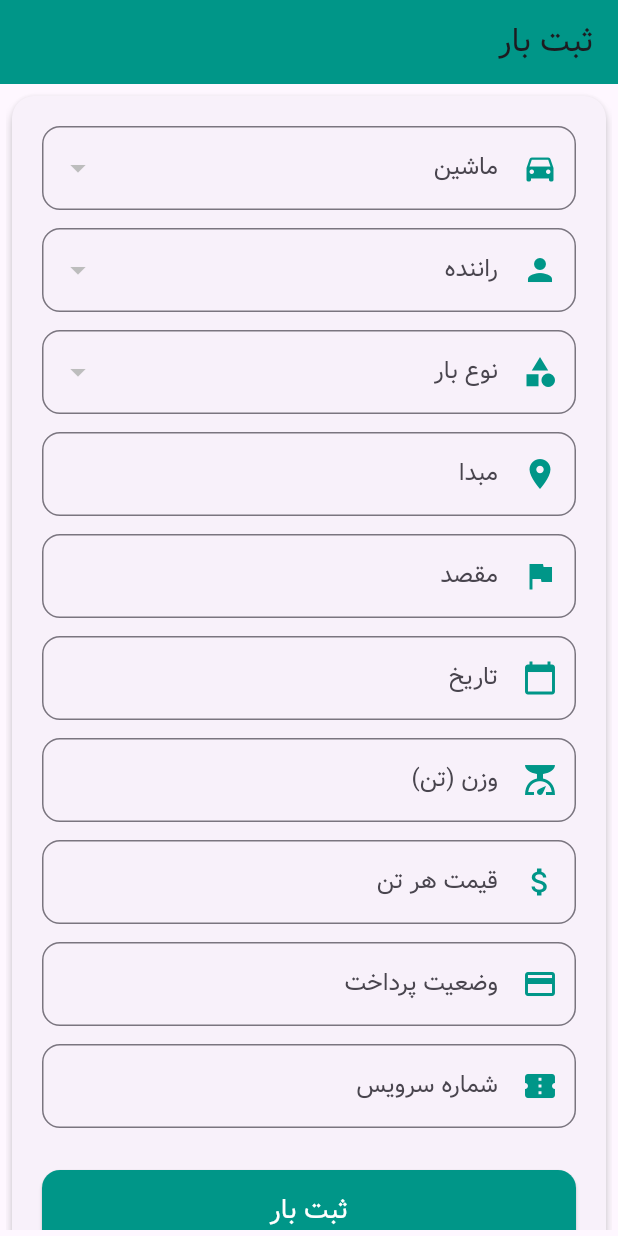
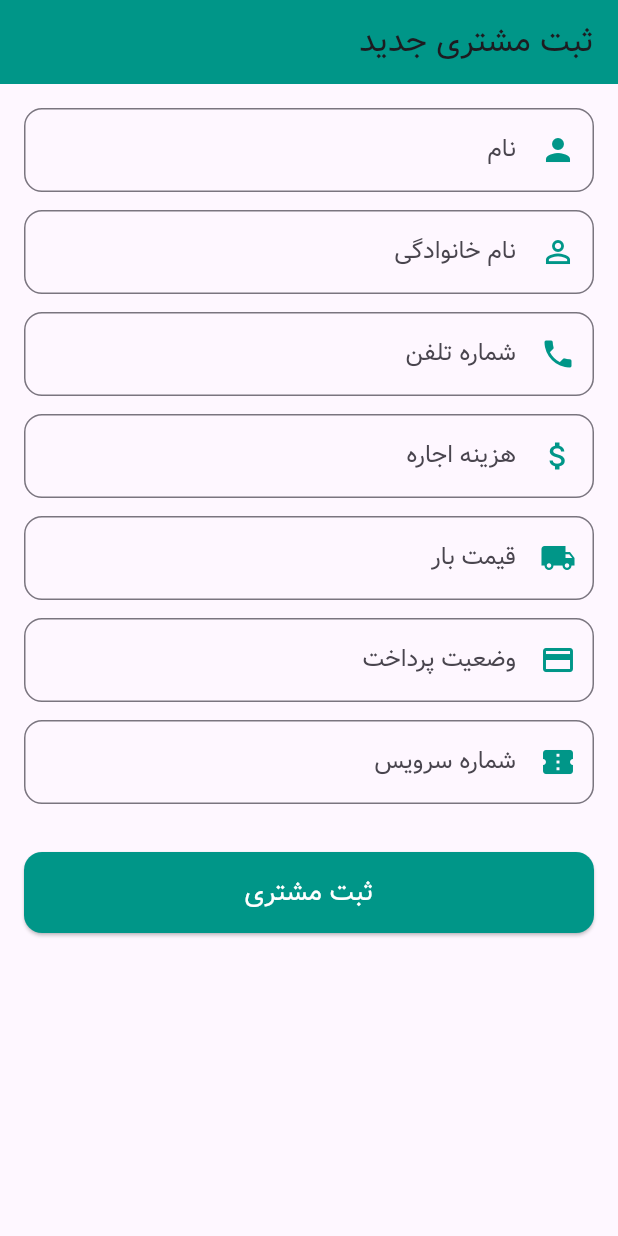
Before and after one commit to asgharkarimi/khatooni, a Flutter app: the screen it shows after launch, on a phone screen of 412 x 824 dp. Run offline on Flutter 3.47's test engine with Material 3 defaults, Android fonts, the phone set to English and light mode, and no system bars; our stand-ins replace image_picker.

Commit message:
add car customer form and codes completed

```diff
--- /dev/null
+++ b/lib/addcustomer_form.dart
@@ -0,0 +1,126 @@
+import 'dart:convert';
+import 'package:flutter/material.dart';
+import 'package:http/http.dart' as http;
+
+class AddCustomerForm extends StatefulWidget {
+  @override
+  _AddCustomerFormState createState() => _AddCustomerFormState();
+}
+
+class _AddCustomerFormState extends State<AddCustomerForm> {
+  final _formKey = GlobalKey<FormState>();
+
+  // Controllers for text fields
+  final TextEditingController _nameController = TextEditingController();
+  final TextEditingController _familyNameController = TextEditingController();
+  final TextEditingController _phoneNumberController = TextEditingController();
+  final TextEditingController _rentalCostController = TextEditingController();
+  final TextEditingController _cargoPriceController = TextEditingController();
+  final TextEditingController _paymentStatusIdController = TextEditingController();
+  final TextEditingController _serviceNumberController = TextEditingController();
+
+  Future<void> _submitForm() async {
+    if (_formKey.currentState!.validate()) {
+      // Prepare the JSON data
+      Map<String, String> requestBody = {
+        "name": _nameController.text,
+        "family_name": _familyNameController.text,
+        "phone_number": _phoneNumberController.text,
+        "rental_cost": _rentalCostController.text,
+        "cargo_price": _cargoPriceController.text,
+        "payment_status_id": _paymentStatusIdController.text,
+        "service_number": _serviceNumberController.text,
+      };
+
+      // Print the JSON data for debugging
+      print('Generated JSON: ${jsonEncode(requestBody)}');
+
+      // Send the POST request
+      var uri = Uri.parse('http://192.168.188.166/khatoonbar/customer_api.php');
+      try {
+        var response = await http.post(
+          uri,
+          headers: {'Content-Type': 'application/json'},
+          body: jsonEncode(requestBody), // Encode the data to JSON
+        );
+
+        // Handle the response
+        if (response.statusCode == 200) {
+          ScaffoldMessenger.of(context).showSnackBar(
+            SnackBar(content: Text('مشتری با موفقیت ثبت شد')),
+          );
+        } else {
+          ScaffoldMessenger.of(context).showSnackBar(
+            SnackBar(content: Text('خطا در ثبت مشتری')),
+          );
+        }
+      } catch (e) {
+        ScaffoldMessenger.of(context).showSnackBar(
+          SnackBar(content: Text('خطای شبکه: $e')),
+        );
+      }
+    }
+  }
+
+  @override
+  Widget build(BuildContext context) {
+    return Scaffold(
+      appBar: AppBar(
+        title: Text('ثبت مشتری جدید'),
+        backgroundColor: Colors.teal,
+      ),
+      body: Padding(
+        padding: const EdgeInsets.all(16.0),
+        child: Form(
+          key: _formKey,
+          child: SingleChildScrollView(
+            child: Column(
+              crossAxisAlignment: CrossAxisAlignment.stretch,
+              children: [
+                _buildTextFormField('نام', _nameController, Icons.person),
+                _buildTextFormField('نام خانوادگی', _familyNameController, Icons.person_outline),
+                _buildTextFormField('شماره تلفن', _phoneNumberController, Icons.phone),
+                _buildTextFormField('هزینه اجاره', _rentalCostController, Icons.attach_money),
+                _buildTextFormField('قیمت بار', _cargoPriceController, Icons.local_shipping),
+                _buildTextFormField('وضعیت پرداخت', _paymentStatusIdController, Icons.payment),
+                _buildTextFormField('شماره سرویس', _serviceNumberController, Icons.confirmation_number),
+                SizedBox(height: 20),
+                ElevatedButton(
+                  onPressed: _submitForm,
+                  style: ElevatedButton.styleFrom(
+                    backgroundColor: Colors.teal,
+                    shape: RoundedRectangleBorder(
+                      borderRadius: BorderRadius.circular(12),
+                    ),
+                    padding: EdgeInsets.symmetric(vertical: 14),
+                  ),
+                  child: Text('ثبت مشتری', style: TextStyle(fontSize: 18, color: Colors.white)),
+                ),
+              ],
+            ),
+          ),
+        ),
+      ),
+    );
+  }
+
+  Widget _buildTextFormField(String label, TextEditingController controller, IconData icon) {
+    return Padding(
+      padding: const EdgeInsets.only(bottom: 12.0),
+      child: TextFormField(
+        controller: controller,
+        decoration: InputDecoration(
+          prefixIcon: Icon(icon, color: Colors.teal),
+          labelText: label,
+          border: OutlineInputBorder(borderRadius: BorderRadius.circular(12)),
+        ),
+        validator: (value) {
+          if (value == null || value.isEmpty) {
+            return 'لطفاً این فیلد را پر کنید';
+          }
+          return null;
+        },
+      ),
+    );
+  }
+}
--- a/lib/main.dart
+++ b/lib/main.dart
@@ -1,7 +1,8 @@
 import 'package:flutter/material.dart';
 import 'package:flutter_localizations/flutter_localizations.dart';
+import 'package:khatooni/addcar_form.dart';
 import 'package:khatooni/addcargo_form.dart';
-import 'package:khatooni/driver_dropdown.dart';
+import 'package:khatooni/addcustomer_form.dart';
 
 void main() {
   runApp(const MyApp());
@@ -32,7 +33,7 @@ class MyApp extends StatelessWidget {
       ],
       home: Directionality( // تنظیم جهت نوشت به RTL
         textDirection: TextDirection.rtl,
-        child: AddCargoForm(),
+        child: AddCustomerForm(),
       ),
     );
   }
```
Also changed, not shown: lib/addcargo_form.dart (+18 -7 lines), lib/driver.dart (deleted, +0 -23 lines), lib/driver_dropdown.dart (deleted, +0 -68 lines).
